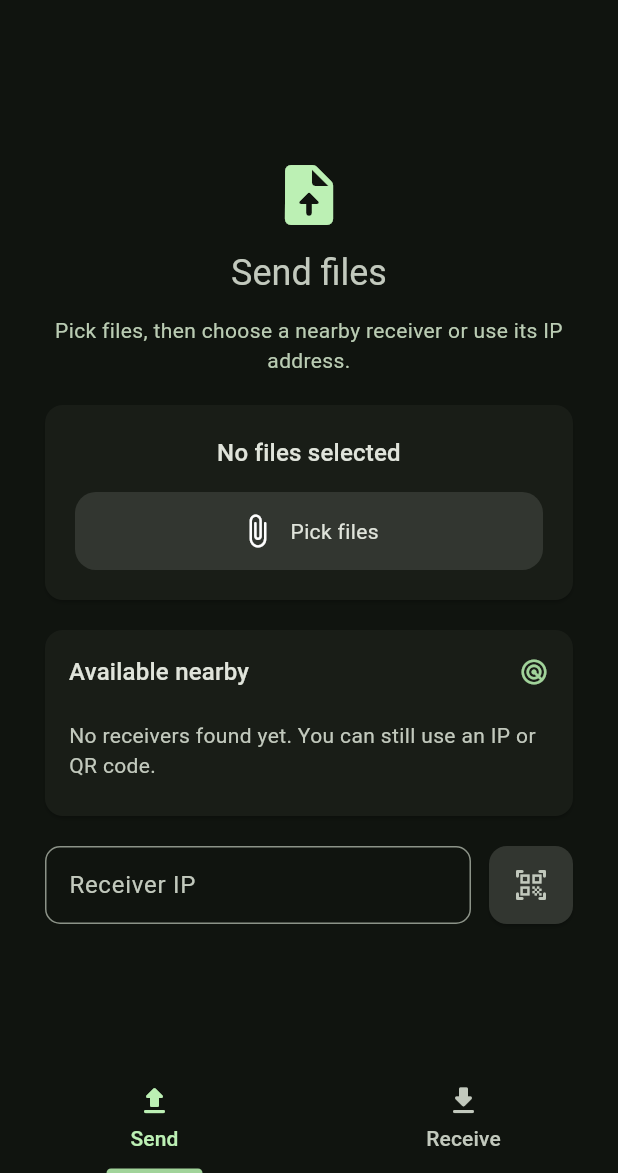
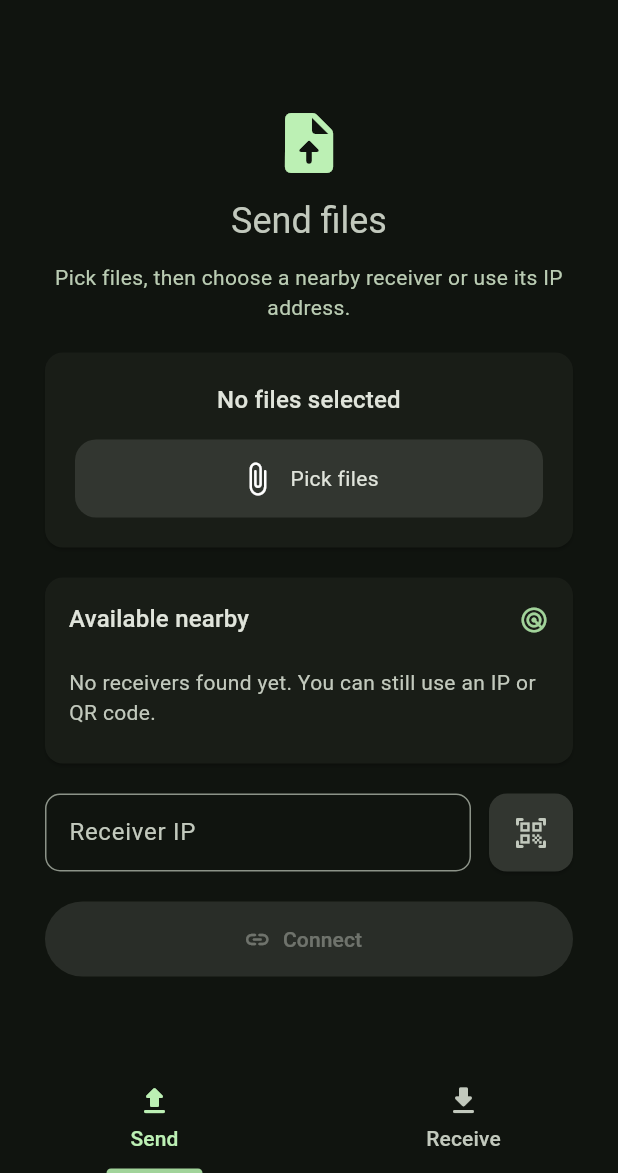
Before and after one commit to iamsami101/Flashbyte, a Flutter app: the FileSelectionPage screen opened directly, on a phone screen of 412 x 824 dp, the part 63-1236 px from its top. Run offline on Flutter 3.47's test engine with Material 3 defaults, Android fonts, the phone set to English and light mode, and no system bars; drawn by our look-alikes of dynamic_color; our stand-ins replace flutter_animate, flutter_local_notifications, open_filex, qr_flutter, shared_preferences; missing offline and left inert: disable_battery_optimization, external_path, fast_file_picker, heroine, loading_indicator_m3e, material_new_shapes and 7 more; accounts and stored records are empty.

Commit message:
feat: improve manual and discovered connections

```diff
--- a/lib/classes/device_discovery_service.dart
+++ b/lib/classes/device_discovery_service.dart
@@ -1,6 +1,8 @@
 import 'dart:async';
 import 'dart:convert';
 import 'dart:io';
+
+enum DiscoveredDeviceType { phone, laptop }
 
 class DiscoveredDevice {
   const DiscoveredDevice({
@@ -9,6 +11,7 @@ class DiscoveredDevice {
     required this.address,
     required this.port,
     required this.usesTls,
+    required this.type,
   });
 
   final String id;
@@ -16,6 +19,7 @@ class DiscoveredDevice {
   final String address;
   final int port;
   final bool usesTls;
+  final DiscoveredDeviceType type;
 }
 
 class DeviceDiscoveryService {
@@ -81,6 +85,9 @@ class DeviceDiscoveryService {
       'name': name,
       'port': port,
       'tls': usesTls,
+      'deviceType': Platform.isAndroid || Platform.isIOS
+          ? DiscoveredDeviceType.phone.name
+          : DiscoveredDeviceType.laptop.name,
     };
     _broadcastTimer?.cancel();
     _broadcastAdvertisement();
@@ -157,6 +164,10 @@ class DeviceDiscoveryService {
       if (name == null || port == null || usesTls == null) {
         return;
       }
+      final deviceType = DiscoveredDeviceType.values.firstWhere(
+        (type) => type.name == message['deviceType'],
+        orElse: () => DiscoveredDeviceType.phone,
+      );
 
       _devices[id] = _SeenDevice(
         device: DiscoveredDevice(
@@ -165,6 +176,7 @@ class DeviceDiscoveryService {
           address: datagram.address.address,
           port: port,
           usesTls: usesTls,
+          type: deviceType,
         ),
         lastSeen: DateTime.now(),
       );
--- a/lib/tcp_socket_pages/file_selection_page.dart
+++ b/lib/tcp_socket_pages/file_selection_page.dart
@@ -587,6 +587,8 @@ class _FileSelectionPageState extends State<FileSelectionPage>
                     enabled: !isPickingFile && !isConnectingToSender,
                     textInputAction: TextInputAction.done,
                     onSubmitted: _submitReceiverAddress,
+                    onTapOutside: (_) =>
+                        FocusManager.instance.primaryFocus?.unfocus(),
                     decoration: InputDecoration(
                       label: const Text("Receiver IP"),
                       hintText: "192.168.xx.xx",
@@ -632,6 +634,19 @@ class _FileSelectionPageState extends State<FileSelectionPage>
                   ),
                 ),
               ],
+            ),
+          ),
+          SizedBox(
+            height: 50,
+            child: FilledButton.icon(
+              onPressed:
+                  selectedFiles.isEmpty || isPickingFile || isConnectingToSender
+                  ? null
+                  : () => _submitReceiverAddress(receiverIpController.text),
+              icon: const Icon(Icons.link_rounded),
+              label: Text(
+                isConnectingToSender ? "Connecting..." : "Connect",
+              ),
             ),
           ),
           if (isConnectingToSender) const Center(child: LoadingIndicatorM3E()),
@@ -808,7 +823,12 @@ class _FileSelectionPageState extends State<FileSelectionPage>
                 CircleAvatar(
                   backgroundColor: colorScheme.primaryContainer,
                   foregroundColor: colorScheme.onPrimaryContainer,
-                  child: const Icon(Icons.devices_rounded, size: 20),
+                  child: Icon(
+                    device.type == DiscoveredDeviceType.laptop
+                        ? Icons.laptop_rounded
+                        : Icons.smartphone_rounded,
+                    size: 20,
+                  ),
                 ),
                 Expanded(
                   child: Column(
@@ -878,6 +898,8 @@ class _FileSelectionPageState extends State<FileSelectionPage>
                     enabled: deviceName != null && !_settingsLocked,
                     onChanged: _scheduleDeviceNameSave,
                     onSubmitted: (_) => _saveDeviceName(),
+                    onTapOutside: (_) =>
+                        FocusManager.instance.primaryFocus?.unfocus(),
                     style: Theme.of(context).textTheme.titleMedium?.copyWith(
                       color: colorScheme.onPrimaryContainer,
                     ),
```
